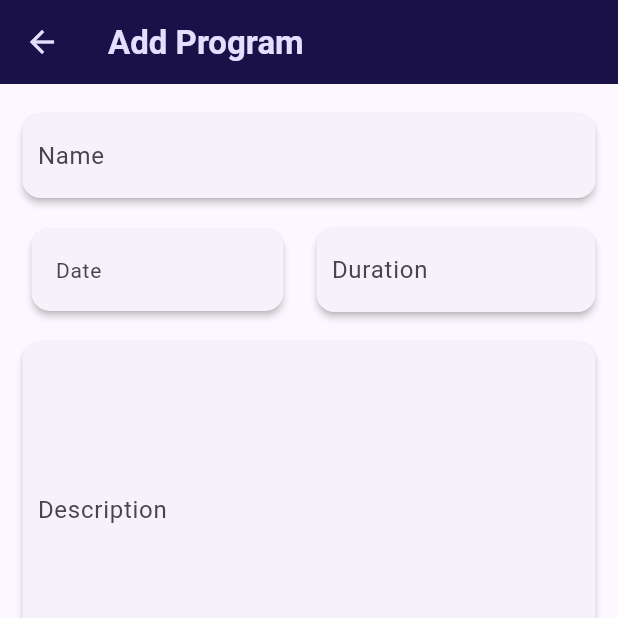
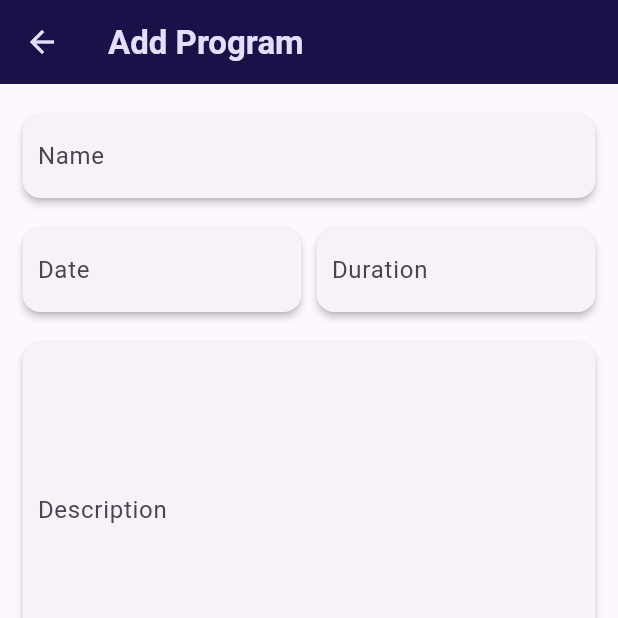
Before and after one commit to Shazia757/nss-app, a Flutter app: the AddProgramScreen screen opened directly, on a phone screen of 412 x 824 dp, the top half of it. Run offline on Flutter 3.47's test engine with Material 3 defaults, Android fonts, the phone set to English and light mode, and no system bars; our stand-ins replace connectivity_plus, flutter_typeahead, fluttertoast, get, get_storage, google_fonts and 2 more; accounts and stored records are empty; network calls fail.

Commit message:
margin corrected

```diff
--- a/lib/view/common_pages/custom_decorations.dart
+++ b/lib/view/common_pages/custom_decorations.dart
@@ -192,8 +192,7 @@ class CustomWidgets {
               border: InputBorder.none,
               labelStyle: labelStyle,
               suffix: suffix,
-            prefix: prefix
-          ),
+              prefix: prefix),
         ),
       ),
     );
@@ -216,9 +215,10 @@ class CustomWidgets {
       padding: padding,
       child: Card(
         elevation: 2,
+        margin: EdgeInsets.zero,
         shape: RoundedRectangleBorder(borderRadius: BorderRadius.circular(12)),
         child: Padding(
-          padding: EdgeInsets.symmetric(horizontal: 16),
+          padding: EdgeInsets.symmetric(horizontal: 10),
           child: TextField(
             controller: controller,
             readOnly: true,
--- a/lib/view/program/add_program_screen.dart
+++ b/lib/view/program/add_program_screen.dart
@@ -42,9 +42,8 @@ class AddProgramScreen extends StatelessWidget {
                             decoration: InputDecoration(
                               labelText: 'Date',
                               border: InputBorder.none,
-                            labelStyle: TextStyle(fontSize: 14),
+                              labelStyle: TextStyle(fontSize: 16),
                             ),
-                          padding: const EdgeInsets.only(left: 2, right: 8.0),
                             context: context,
                             controller: c.dateController,
                             firstDate:
```
Lines whose indentation alone changed are shown as unchanged.
